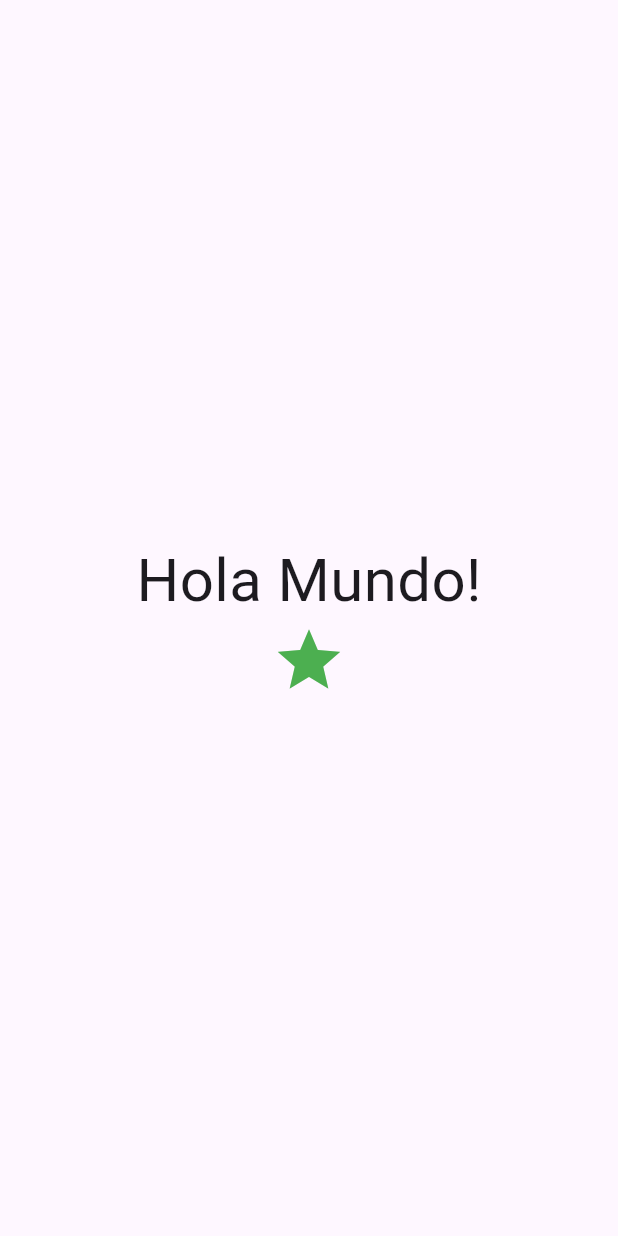
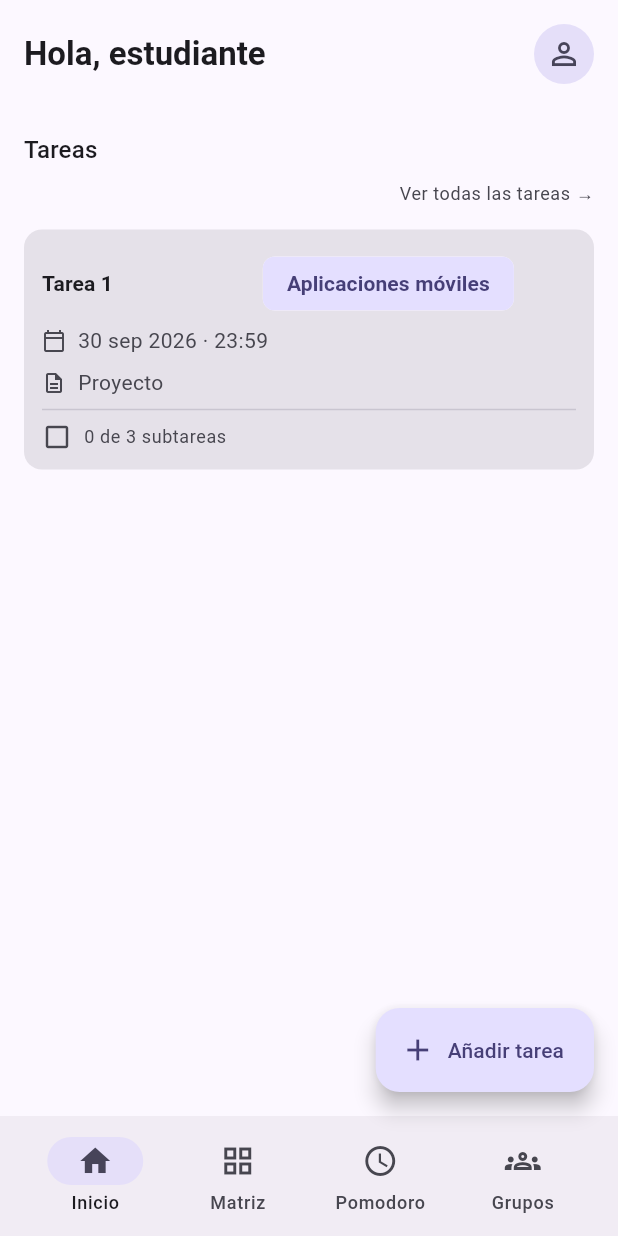
Before and after one commit to agnesGuyonnaud/Prisma, a Flutter app: the screen it shows after launch, on a phone screen of 412 x 824 dp. Run offline on Flutter 3.47's test engine with Material 3 defaults, Android fonts, the phone set to English and light mode, and no system bars.

Commit message:
Estetica home, widget tarea expres y vista detalle tarea

````diff
--- a/lib/main.dart
+++ b/lib/main.dart
@@ -1,4 +1,6 @@
 import 'package:flutter/material.dart';
+
+import 'screens/home.dart';
 
 void main() {
   runApp(const MainApp());
@@ -9,18 +11,15 @@ class MainApp extends StatelessWidget {
 
   @override
   Widget build(BuildContext context) {
-    return const MaterialApp(
-      home: Scaffold(
-        body: Center(
-          child: Column(
-            mainAxisAlignment: MainAxisAlignment.center,
-            children: [
-              Text('Hola Mundo!', style: TextStyle(fontSize: 40)),
-              Icon(Icons.star, color: Colors.green, size: 50),
-            ],
-          ),
-        ),
+    return MaterialApp(
+      debugShowCheckedModeBanner: false,
+      // Genera superficies, colores de texto y estados coherentes con Material 3.
+      // La paleta parte del morado de referencia; no depende del fondo del móvil.
+      theme: ThemeData(
+        useMaterial3: true,
+        colorScheme: ColorScheme.fromSeed(seedColor: const Color(0xFF4834B6)),
       ),
+      home: const HomeScreen(),
     );
   }
 }
--- /dev/null
+++ b/lib/screens/home.dart
@@ -0,0 +1,126 @@
+import 'package:flutter/material.dart';
+
+import '../widgets/tarea_mini.dart';
+import 'tarea.dart';
+
+/// Home provisional para mostrar la tarjeta y abrir su vista de detalle.
+class HomeScreen extends StatelessWidget {
+  const HomeScreen({super.key});
+
+  @override
+  Widget build(BuildContext context) {
+    final tema = Theme.of(context);
+    final colores = tema.colorScheme;
+
+    return Scaffold(
+      body: SafeArea(
+        // Un único margen exterior de 16 dp alinea el saludo, el perfil y
+        // las tareas, también cuando la ventana supera los 600 dp de ancho.
+        child: Padding(
+          padding: const EdgeInsets.all(16),
+          child: ListView(
+            // Permite desplazar la última tarjeta por encima del FAB.
+            padding: const EdgeInsets.only(bottom: 88),
+            children: [
+              Row(
+                children: [
+                  Expanded(
+                    child: Text(
+                      'Hola, estudiante',
+                      style: tema.textTheme.titleLarge?.copyWith(
+                        fontWeight: FontWeight.bold,
+                      ),
+                    ),
+                  ),
+                  const SizedBox(width: 16),
+                  // Indicador de perfil decorativo, sin acción.
+                  Semantics(
+                    label: 'Perfil',
+                    child: CircleAvatar(
+                      radius: 20,
+                      backgroundColor: colores.secondaryContainer,
+                      child: Icon(
+                        Icons.person_outline,
+                        color: colores.onSecondaryContainer,
+                      ),
+                    ),
+                  ),
+                ],
+              ),
+              const SizedBox(height: 32),
+              Text('Tareas', style: tema.textTheme.titleMedium),
+              const SizedBox(height: 8),
+              // Solo texto de referencia: todavía no abre una lista.
+              Align(
+                alignment: Alignment.centerRight,
+                child: Text(
+                  'Ver todas las tareas →',
+                  style: tema.textTheme.bodySmall?.copyWith(
+                    color: colores.onSurfaceVariant,
+                  ),
+                ),
+              ),
+              const SizedBox(height: 16),
+              // El home define la navegación; la tarjeta es reutilizable.
+              // push conserva esta pantalla para regresar con Atrás.
+              TareaMini(
+                titulo: 'Tarea 1',
+                asignatura: 'Aplicaciones móviles',
+                fechaLimite: '30 sep 2026 · 23:59',
+                tipo: 'Proyecto',
+                totalSubtareas: 3,
+                onTap: () {
+                  Navigator.of(context).push(
+                    MaterialPageRoute<void>(
+                      builder: (context) => const TareaScreen(),
+                    ),
+                  );
+                },
+              ),
+            ],
+          ),
+        ),
+      ),
+      // Botón flotante sobre la barra inferior; sigue sin acción por ahora.
+      floatingActionButton: FloatingActionButton.extended(
+        onPressed: null,
+        icon: const Icon(Icons.add),
+        label: const Text('Añadir tarea'),
+      ),
+      // endFloat ya aporta 16 dp desde el borde seguro: no duplicar el margen.
+      floatingActionButtonLocation: FloatingActionButtonLocation.endFloat,
+      // Barra de referencia visual: Inicio permanece seleccionado.
+      // Sin onDestinationSelected, las opciones no cambian la vista ni la selección.
+      // El fondo llega al borde; el contenido conserva 16 dp a cada lado.
+      bottomNavigationBar: ColoredBox(
+        color: colores.surfaceContainer,
+        child: Padding(
+          padding: const EdgeInsets.symmetric(horizontal: 16),
+          child: NavigationBar(
+            backgroundColor: colores.surfaceContainer,
+            selectedIndex: 0,
+            destinations: const [
+              NavigationDestination(
+                icon: Icon(Icons.home_outlined),
+                selectedIcon: Icon(Icons.home),
+                label: 'Inicio',
+              ),
+              NavigationDestination(
+                icon: Icon(Icons.grid_view_outlined),
+                label: 'Matriz',
+              ),
+              NavigationDestination(
+                icon: Icon(Icons.access_time_outlined),
+                label: 'Pomodoro',
+              ),
+              NavigationDestination(
+                icon: Icon(Icons.groups_outlined),
+                label: 'Grupos',
+              ),
+            ],
+          ),
+        ),
+      ),
+    );
+  }
+}
--- /dev/null
+++ b/lib/widgets/tarea_mini.dart
@@ -0,0 +1,198 @@
+import 'package:flutter/material.dart';
+
+/// Tarjeta compacta para insertar en la lista de tareas del home.
+///
+/// Presenta datos sin modificarlos ni guardarlos. La acción opcional [onTap]
+/// permite que el home decida qué hacer al tocarla, por ejemplo abrir el detalle.
+/// El contenedor que la utilice se encarga del ancho y de separar las tarjetas.
+///
+/// Ejemplo:
+/// ```dart
+/// const TareaMini(
+///   titulo: 'Tarea 1',
+///   asignatura: 'Aplicaciones móviles',
+///   fechaLimite: '30 sep · 23:59',
+///   tipo: 'Proyecto',
+///   totalSubtareas: 3,
+/// )
+/// ```
+class TareaMini extends StatelessWidget {
+  const TareaMini({
+    super.key,
+    required this.titulo,
+    required this.asignatura,
+    required this.fechaLimite,
+    required this.tipo,
+    this.colorAsignatura = const Color(0xFF4834B6),
+    this.completada = false,
+    this.totalSubtareas = 0,
+    this.subtareasCompletadas = 0,
+    this.onTap,
+  }) : assert(totalSubtareas >= 0),
+       assert(subtareasCompletadas >= 0),
+       assert(subtareasCompletadas <= totalSubtareas);
+
+  final String titulo;
+  final String asignatura;
+
+  // La fecha llega como texto ya preparado; esta vista no calcula plazos.
+  final String fechaLimite;
+  final String tipo;
+  final Color colorAsignatura;
+  final bool completada;
+  final int totalSubtareas;
+  final int subtareasCompletadas;
+
+  // Sin callback, conserva su comportamiento puramente visual.
+  final VoidCallback? onTap;
+
+  @override
+  Widget build(BuildContext context) {
+    // Reutiliza la tipografía y las superficies del tema del home.
+    final tema = Theme.of(context);
+    final colores = tema.colorScheme;
+    // El color de cada asignatura genera un par de fondo/texto para su etiqueta.
+    final coloresAsignatura = ColorScheme.fromSeed(
+      seedColor: colorAsignatura,
+      brightness: tema.brightness,
+    );
+
+    // Misma variante tonal que el detalle: fondo del tema, sin borde exterior.
+    return Card.filled(
+      // El home ya aporta los 16 dp laterales; no se añade otro margen aquí.
+      margin: EdgeInsets.zero,
+      clipBehavior: Clip.antiAlias,
+      // InkWell añade respuesta visual al toque y permite activar con teclado.
+      // Al estar dentro de Card, su efecto queda contenido por los bordes.
+      child: InkWell(
+        onTap: onTap,
+        child: Padding(
+          padding: const EdgeInsets.all(12),
+          child: Column(
+            mainAxisSize: MainAxisSize.min,
+            crossAxisAlignment: CrossAxisAlignment.start,
+            children: [
+              // Título y asignatura comparten fila, como en el wireframe.
+              // Los textos largos se acortan para conservar el formato compacto.
+              Row(
+                children: [
+                  Expanded(
+                    flex: 2,
+                    child: Text(
+                      titulo,
+                      maxLines: 1,
+                      overflow: TextOverflow.ellipsis,
+                      style: tema.textTheme.titleSmall?.copyWith(
+                        fontWeight: FontWeight.w600,
+                      ),
+                    ),
+                  ),
+                  const SizedBox(width: 8),
+                  Flexible(
+                    flex: 3,
+                    child: Chip(
+                      backgroundColor: coloresAsignatura.primaryContainer,
+                      side: BorderSide.none,
+                      labelStyle: tema.textTheme.labelLarge?.copyWith(
+                        color: coloresAsignatura.onPrimaryContainer,
+                        fontWeight: FontWeight.w600,
+                        letterSpacing: 0.1,
+                      ),
+                      label: Text(
+                        asignatura,
+                        maxLines: 1,
+                        overflow: TextOverflow.ellipsis,
+                      ),
+                    ),
+                  ),
+                ],
+              ),
+              const SizedBox(height: 4),
+              _DatoMini(
+                icono: Icons.calendar_today_outlined,
+                etiqueta: 'Fecha límite',
+                valor: fechaLimite,
+              ),
+              const SizedBox(height: 8),
+              _DatoMini(
+                icono: Icons.description_outlined,
+                etiqueta: 'Tipo',
+                valor: tipo,
+              ),
+              const Divider(height: 16),
+              // La casilla es solo un indicador visual, no un control interactivo.
+              // Semantics comunica su estado sin anunciar una acción inexistente.
+              Row(
+                children: [
+                  Semantics(
+                    label: 'Tarea completada',
+                    checked: completada,
+                    child: Icon(
+                      completada
+                          ? Icons.check_box_outlined
+                          : Icons.check_box_outline_blank,
+                      size: 20,
+                      color: completada
+                          ? colores.primary
+                          : colores.onSurfaceVariant,
+                    ),
+                  ),
+                  if (totalSubtareas > 0) ...[
+                    const SizedBox(width: 8),
+                    Expanded(
+                      child: Text(
+                        '$subtareasCompletadas de $totalSubtareas subtareas',
+                        style: tema.textTheme.bodySmall?.copyWith(
+                          color: colores.onSurfaceVariant,
+                        ),
+                      ),
+                    ),
+                  ],
+                ],
+              ),
+            ],
+          ),
+        ),
+      ),
+    );
+  }
+}
+
+// Fila de información secundaria: icono a la izquierda y texto a la derecha.
+class _DatoMini extends StatelessWidget {
+  const _DatoMini({
+    required this.icono,
+    required this.etiqueta,
+    required this.valor,
+  });
+
+  final IconData icono;
+  final String etiqueta;
+  final String valor;
+
+  @override
+  Widget build(BuildContext context) {
+    final tema = Theme.of(context);
+
+    return Semantics(
+      label: '$etiqueta: $valor',
+      excludeSemantics: true,
+      child: Row(
+        children: [
+          Icon(icono, size: 16, color: tema.colorScheme.onSurfaceVariant),
+          const SizedBox(width: 8),
+          Expanded(
+            child: Text(
+              valor,
+              maxLines: 1,
+              overflow: TextOverflow.ellipsis,
+              style: tema.textTheme.bodyMedium?.copyWith(
+                color: tema.colorScheme.onSurfaceVariant,
+              ),
+            ),
+          ),
+        ],
+      ),
+    );
+  }
+}
````
Also changed, not shown: lib/screens/tarea.dart (added, +265 -0 lines), 1 other file.
